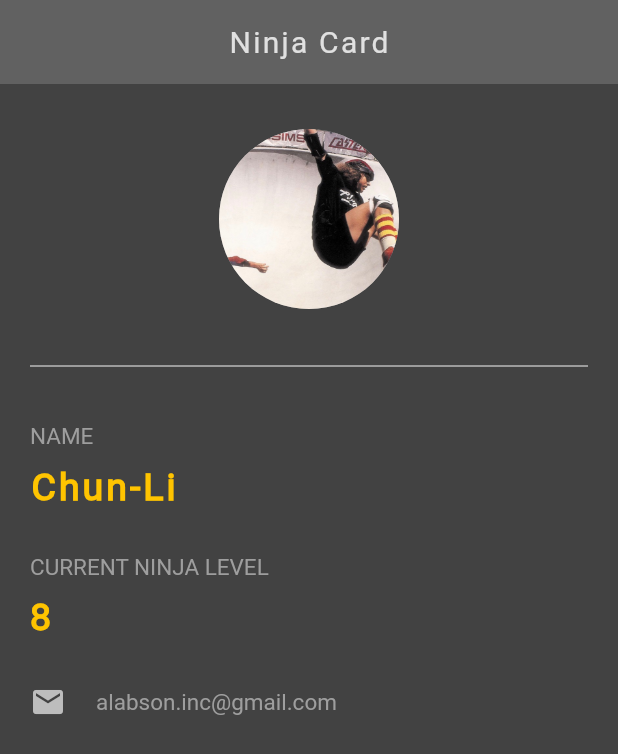
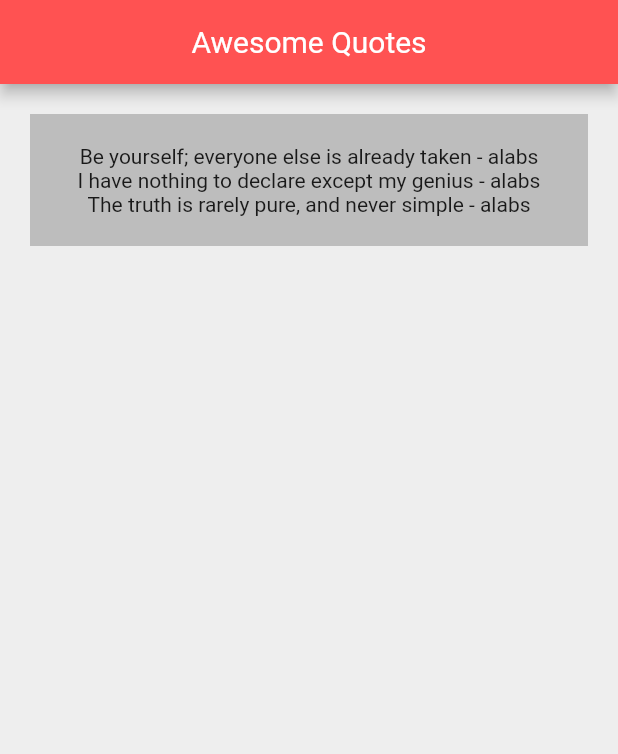
Before and after one commit to Alabs02/My-Journey-in-Flutter-alabs, a Flutter app: the screen it shows after launch, on a phone screen of 412 x 824 dp. Shown: the top 754 px of the screen. Run offline on Flutter 3.47's test engine with Material 2 defaults, Android fonts, the phone set to English and light mode, and no system bars.

Commit message:
Built UI

```diff
--- a/lib/main.dart
+++ b/lib/main.dart
@@ -1,132 +1,67 @@
 import 'package:flutter/material.dart';
+import './partials/lists.dart';
 
-void main() => runApp(NinjaApp());
+void main() => runApp(MaterialApp(
+      home: QuoteList(),
+    ));
 
-class NinjaApp extends StatelessWidget {
+class QuoteList extends StatefulWidget {
+  @override
+  _QuoteListState createState() => _QuoteListState();
+}
+
+class _QuoteListState extends State<QuoteList> {
   @override
   Widget build(BuildContext context) {
-    return MaterialApp(
-      home: NinjaScreen(),
-      debugShowCheckedModeBanner: false,
+    return Scaffold(
+      backgroundColor: Colors.grey[200],
+      appBar: AppBar(
+        title: Text(
+          'Awesome Quotes',
+          style: TextStyle(),
+        ),
+        centerTitle: true,
+        backgroundColor: Colors.redAccent,
+      ),
+      body: Body(),
     );
   }
 }
 
-class NinjaScreen extends StatelessWidget {
+class Body extends StatefulWidget {
+  @override
+  _BodyState createState() => _BodyState();
+}
+
+class _BodyState extends State<Body> {
+  List<Quote> quotes = [
+    Quote(
+        author: 'alabs',
+        content: 'Be yourself; everyone else is already taken'),
+    Quote(
+        author: 'alabs', content: 'I have nothing to declare except my genius'),
+    Quote(
+        author: 'alabs', content: 'The truth is rarely pure, and never simple'),
+  ];
+
   @override
   Widget build(BuildContext context) {
-    return Scaffold(
-      backgroundColor: Colors.grey[800],
-      appBar: AppBar(
-        title: Text(
-          'Ninja Card',
-          style: TextStyle(
-            fontWeight: FontWeight.w500,
-            letterSpacing: 1.5,
-            fontSize: 20.0,
-            color: Colors.grey[300]
+    return Column(
+      children: [
+        Container(
+          alignment: Alignment.center,
+          color: Colors.grey[400],
+          padding: EdgeInsets.symmetric(horizontal: 20.0, vertical: 20.0),
+          margin: EdgeInsets.all(20.0),
+          child: Column(
+            children: quotes.map((quote) {
+              return Text(
+                '${quote.content} - ${quote.author}'
+              );
+            }).toList(),
           ),
         ),
-        centerTitle: true,
-        elevation: 0.0,
-        backgroundColor: Colors.grey[700],
-      ),
-      body: NinjaBody(),
+      ],
     );
   }
 }
-
-class NinjaBody extends StatelessWidget {
-  @override
-  Widget build(BuildContext context) {
-    return Padding(
-      padding: EdgeInsets.fromLTRB(20.0, 30.0, 20.0, 0),
-      child: Column(
-        children: <Widget>[
-          Center(
-            child: CircleAvatar(
-              backgroundImage: AssetImage('assets/skate.jpg'),
-              radius: 60.0,
-              backgroundColor: Colors.grey,
-            ),
-          ),
-
-          SizedBox(height: 30.0,),
-
-          Divider(color: Colors.grey[100],),
-
-          SizedBox(height: 30.0),
-
-          Column(
-            crossAxisAlignment: CrossAxisAlignment.start,
-            children: [
-              Text(
-                'NAME',
-                style: TextStyle(
-                  color: Colors.grey[500],
-                  fontWeight: FontWeight.w500,
-                  fontSize: 15.0
-                ),
-              ),
-
-              SizedBox(height: 10.0),
-
-              Text(
-                'Chun-Li',
-                style: TextStyle(
-                  color: Colors.amberAccent[400],
-                  fontWeight: FontWeight.bold,
-                  fontSize: 25.0,
-                  letterSpacing: 2.0
-                ),
-              ),
-
-              SizedBox(height: 30.0),
-
-
-              Text(
-                'CURRENT NINJA LEVEL',
-                style: TextStyle(
-                  color: Colors.grey[500],
-                  fontWeight: FontWeight.w500,
-                  fontSize: 15.0
-                ),
-              ),
-
-              SizedBox(height: 10.0),
-
-              Text(
-                '8',
-                style: TextStyle(
-                  color: Colors.amberAccent[400],
-                  fontWeight: FontWeight.bold,
-                  fontSize: 25.0
-
-                ),
-              ),
-
-              SizedBox(height: 30.0),
-
-              Row(children: [
-                Icon(
-                  Icons.mail,
-                  color: Colors.grey[400],
-                ),
-                SizedBox(width: 20.0),
-                Text(
-                  'alabson.inc@gmail.com',
-                  style: TextStyle(
-                    color: Colors.grey[500],
-                    fontSize: 15.0
-                  ),
-                ),
-              ],)
-
-            ]
-          ),
-
-        ],
-      ),
-    );
-  }
-}
--- a/lib/partials/content.dart
+++ /dev/null
@@ -1 +0,0 @@
-var text=  "Non tempor officia qui non duis eiusmod ipsum officia aliquip nulla. Anim ex enim cupidatat proident consequat ut in laborum excepteur consequat esse do deserunt tempor. Anim sunt incididunt eu irure ipsum nostrud velit culp.";
--- /dev/null
+++ b/lib/partials/lists.dart
@@ -0,0 +1,11 @@
+// List<String> quotes = [
+//   "Be yourself; everyone else is already taken",
+//   "I have nothing to declare except my genius",
+//   "The truth is rarely pure, and never simple",
+// ];
+class Quote {
+  String content;
+  String author;
+
+  Quote({this.author, this.content});
+}
```
Also changed, not shown: lib/partials/try.dart (deleted, +0 -156 lines).
